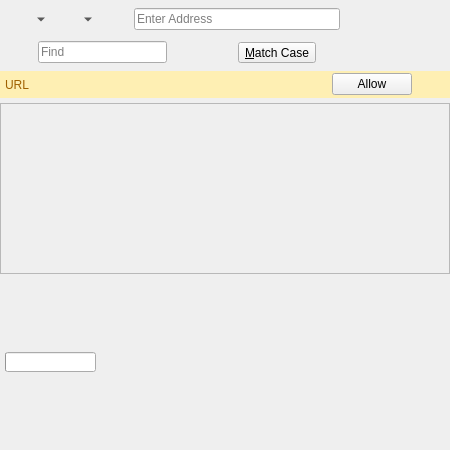
Old version of the form 2.x/UI/dooble_page.ui in the repository textbrowser/dooble.
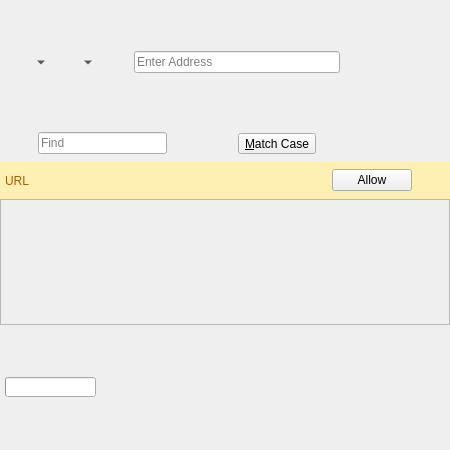
New version of the form. Custom widgets are drawn as their Qt base class.

```diff
--- a/2.x/UI/dooble_page.ui
+++ b/2.x/UI/dooble_page.ui
@@ -15,13 +15,31 @@
   </property>
   <layout class="QVBoxLayout" name="verticalLayout">
    <property name="spacing">
-    <number>5</number>
+    <number>0</number>
    </property>
    <property name="leftMargin">
     <number>0</number>
    </property>
    <property name="topMargin">
-    <number>5</number>
+    <number>0</number>
+   </property>
+   <property name="rightMargin">
+    <number>0</number>
+   </property>
+   <property name="bottomMargin">
+    <number>0</number>
+   </property>
+   <item>
+    <widget class="QFrame" name="frame_2">
+     <layout class="QVBoxLayout" name="verticalLayout_4">
+      <property name="spacing">
+       <number>0</number>
+      </property>
+      <property name="leftMargin">
+       <number>0</number>
+      </property>
+      <property name="topMargin">
+       <number>0</number>
    </property>
    <property name="rightMargin">
     <number>0</number>
@@ -175,6 +193,9 @@
      </item>
     </layout>
    </item>
+     </layout>
+    </widget>
+   </item>
    <item>
     <widget class="QFrame" name="find_frame">
      <property name="sizePolicy">
@@ -191,13 +212,13 @@
        <number>5</number>
       </property>
       <property name="topMargin">
-       <number>0</number>
+       <number>5</number>
       </property>
       <property name="rightMargin">
        <number>5</number>
       </property>
       <property name="bottomMargin">
-       <number>0</number>
+       <number>5</number>
       </property>
       <item>
        <widget class="QToolButton" name="find_stop">
@@ -305,13 +326,13 @@
        <number>5</number>
       </property>
       <property name="topMargin">
-       <number>0</number>
+       <number>5</number>
       </property>
       <property name="rightMargin">
        <number>5</number>
       </property>
       <property name="bottomMargin">
-       <number>0</number>
+       <number>5</number>
       </property>
       <item>
        <widget class="QLabel" name="javascript_popup_exception_url">
@@ -414,6 +435,9 @@
         <property name="leftMargin">
          <number>5</number>
         </property>
+        <property name="topMargin">
+         <number>5</number>
+        </property>
         <property name="rightMargin">
          <number>5</number>
         </property>
```
Lines whose indentation alone changed are shown as unchanged.
